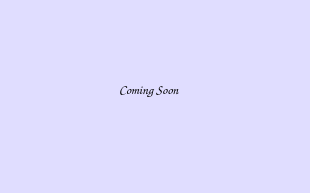
First picture: the form in forms/profile.ui, repository Cr1sspY/Dating_Agency, before the edit.
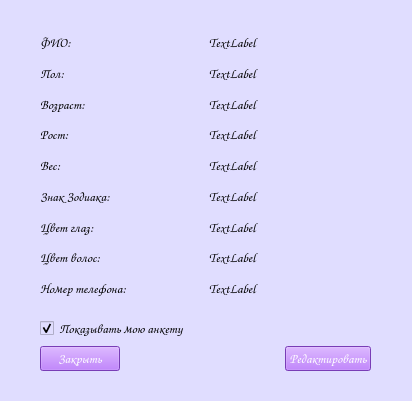
Second picture: the form after the edit.

Diff of the .ui file:
```diff
--- a/forms/profile.ui
+++ b/forms/profile.ui
@@ -6,10 +6,22 @@
    <rect>
     <x>0</x>
     <y>0</y>
-    <width>310</width>
-    <height>193</height>
+    <width>412</width>
+    <height>401</height>
    </rect>
   </property>
+  <property name="minimumSize">
+   <size>
+    <width>412</width>
+    <height>401</height>
+   </size>
+  </property>
+  <property name="maximumSize">
+   <size>
+    <width>412</width>
+    <height>401</height>
+   </size>
+  </property>
   <property name="font">
    <font>
     <family>Comic Sans MS</family>
@@ -25,25 +37,740 @@
   <widget class="QWidget" name="verticalLayoutWidget">
    <property name="geometry">
     <rect>
-     <x>70</x>
-     <y>50</y>
-     <width>160</width>
-     <height>80</height>
+     <x>20</x>
+     <y>10</y>
+     <width>371</width>
+     <height>381</height>
     </rect>
    </property>
    <layout class="QVBoxLayout" name="verticalLayout">
-    <item alignment="Qt::AlignHCenter|Qt::AlignVCenter">
-     <widget class="QLabel" name="label">
-      <property name="font">
-       <font>
-        <family>Comic Sans MS</family>
-        <pointsize>10</pointsize>
-       </font>
+    <item>
+     <spacer name="verticalSpacer_2">
+      <property name="orientation">
+       <enum>Qt::Vertical</enum>
       </property>
-      <property name="text">
-       <string>Coming Soon</string>
+      <property name="sizeType">
+       <enum>QSizePolicy::Fixed</enum>
       </property>
-     </widget>
+      <property name="sizeHint" stdset="0">
+       <size>
+        <width>20</width>
+        <height>20</height>
+       </size>
+      </property>
+     </spacer>
+    </item>
+    <item>
+     <layout class="QHBoxLayout" name="horizontalLayout">
+      <item>
+       <spacer name="horizontalSpacer_2">
+        <property name="orientation">
+         <enum>Qt::Horizontal</enum>
+        </property>
+        <property name="sizeType">
+         <enum>QSizePolicy::Fixed</enum>
+        </property>
+        <property name="sizeHint" stdset="0">
+         <size>
+          <width>20</width>
+          <height>20</height>
+         </size>
+        </property>
+       </spacer>
+      </item>
+      <item>
+       <widget class="QLabel" name="label">
+        <property name="font">
+         <font>
+          <family>Comic Sans MS</family>
+          <pointsize>10</pointsize>
+         </font>
+        </property>
+        <property name="text">
+         <string>ФИО:</string>
+        </property>
+       </widget>
+      </item>
+      <item>
+       <widget class="QLabel" name="label_name">
+        <property name="font">
+         <font>
+          <family>Comic Sans MS</family>
+          <pointsize>10</pointsize>
+         </font>
+        </property>
+        <property name="text">
+         <string>TextLabel</string>
+        </property>
+       </widget>
+      </item>
+      <item>
+       <spacer name="horizontalSpacer_20">
+        <property name="orientation">
+         <enum>Qt::Horizontal</enum>
+        </property>
+        <property name="sizeType">
+         <enum>QSizePolicy::Fixed</enum>
+        </property>
+        <property name="sizeHint" stdset="0">
+         <size>
+          <width>20</width>
+          <height>20</height>
+         </size>
+        </property>
+       </spacer>
+      </item>
+     </layout>
+    </item>
+    <item>
+     <layout class="QHBoxLayout" name="horizontalLayout_2">
+      <item>
+       <spacer name="horizontalSpacer_3">
+        <property name="orientation">
+         <enum>Qt::Horizontal</enum>
+        </property>
+        <property name="sizeType">
+         <enum>QSizePolicy::Fixed</enum>
+        </property>
+        <property name="sizeHint" stdset="0">
+         <size>
+          <width>20</width>
+          <height>20</height>
+         </size>
+        </property>
+       </spacer>
+      </item>
+      <item>
+       <widget class="QLabel" name="label_2">
+        <property name="font">
+         <font>
+          <family>Comic Sans MS</family>
+          <pointsize>10</pointsize>
+         </font>
+        </property>
+        <property name="text">
+         <string>Пол:</string>
+        </property>
+       </widget>
+      </item>
+      <item>
+       <widget class="QLabel" name="label_sex">
+        <property name="font">
+         <font>
+          <family>Comic Sans MS</family>
+          <pointsize>10</pointsize>
+         </font>
+        </property>
+        <property name="text">
+         <string>TextLabel</string>
+        </property>
+       </widget>
+      </item>
+      <item>
+       <spacer name="horizontalSpacer_21">
+        <property name="orientation">
+         <enum>Qt::Horizontal</enum>
+        </property>
+        <property name="sizeType">
+         <enum>QSizePolicy::Fixed</enum>
+        </property>
+        <property name="sizeHint" stdset="0">
+         <size>
+          <width>20</width>
+          <height>20</height>
+         </size>
+        </property>
+       </spacer>
+      </item>
+     </layout>
+    </item>
+    <item>
+     <layout class="QHBoxLayout" name="horizontalLayout_3">
+      <item>
+       <spacer name="horizontalSpacer_4">
+        <property name="orientation">
+         <enum>Qt::Horizontal</enum>
+        </property>
+        <property name="sizeType">
+         <enum>QSizePolicy::Fixed</enum>
+        </property>
+        <property name="sizeHint" stdset="0">
+         <size>
+          <width>20</width>
+          <height>20</height>
+         </size>
+        </property>
+       </spacer>
+      </item>
+      <item>
+       <widget class="QLabel" name="label_3">
+        <property name="font">
+         <font>
+          <family>Comic Sans MS</family>
+          <pointsize>10</pointsize>
+         </font>
+        </property>
+        <property name="text">
+         <string>Возраст:</string>
+        </property>
+       </widget>
+      </item>
+      <item>
+       <widget class="QLabel" name="label_age">
+        <property name="font">
+         <font>
+          <family>Comic Sans MS</family>
+          <pointsize>10</pointsize>
+         </font>
+        </property>
+        <property name="text">
+         <string>TextLabel</string>
+        </property>
+       </widget>
+      </item>
+      <item>
+       <spacer name="horizontalSpacer_19">
+        <property name="orientation">
+         <enum>Qt::Horizontal</enum>
+        </property>
+        <property name="sizeType">
+         <enum>QSizePolicy::Fixed</enum>
+        </property>
+        <property name="sizeHint" stdset="0">
+         <size>
+          <width>20</width>
+          <height>20</height>
+         </size>
+        </property>
+       </spacer>
+      </item>
+     </layout>
+    </item>
+    <item>
+     <layout class="QHBoxLayout" name="horizontalLayout_4">
+      <item>
+       <spacer name="horizontalSpacer_7">
+        <property name="orientation">
+         <enum>Qt::Horizontal</enum>
+        </property>
+        <property name="sizeType">
+         <enum>QSizePolicy::Fixed</enum>
+        </property>
+        <property name="sizeHint" stdset="0">
+         <size>
+          <width>20</width>
+          <height>20</height>
+         </size>
+        </property>
+       </spacer>
+      </item>
+      <item>
+       <widget class="QLabel" name="label_4">
+        <property name="font">
+         <font>
+          <family>Comic Sans MS</family>
+          <pointsize>10</pointsize>
+         </font>
+        </property>
+        <property name="text">
+         <string>Рост:</string>
+        </property>
+       </widget>
+      </item>
+      <item>
+       <widget class="QLabel" name="label_height">
+        <property name="font">
+         <font>
+          <family>Comic Sans MS</family>
+          <pointsize>10</pointsize>
+         </font>
+        </property>
+        <property name="text">
+         <string>TextLabel</string>
+        </property>
+       </widget>
+      </item>
+      <item>
+       <spacer name="horizontalSpacer_18">
+        <property name="orientation">
+         <enum>Qt::Horizontal</enum>
+        </property>
+        <property name="sizeType">
+         <enum>QSizePolicy::Fixed</enum>
+        </property>
+        <property name="sizeHint" stdset="0">
+         <size>
+          <width>20</width>
+          <height>20</height>
+         </size>
+        </property>
+       </spacer>
+      </item>
+     </layout>
+    </item>
+    <item>
+     <layout class="QHBoxLayout" name="horizontalLayout_5">
+      <item>
+       <spacer name="horizontalSpacer_6">
+        <property name="orientation">
+         <enum>Qt::Horizontal</enum>
+        </property>
+        <property name="sizeType">
+         <enum>QSizePolicy::Fixed</enum>
+        </property>
+        <property name="sizeHint" stdset="0">
+         <size>
+          <width>20</width>
+          <height>20</height>
+         </size>
+        </property>
+       </spacer>
+      </item>
+      <item>
+       <widget class="QLabel" name="label_5">
+        <property name="font">
+         <font>
+          <family>Comic Sans MS</family>
+          <pointsize>10</pointsize>
+         </font>
+        </property>
+        <property name="text">
+         <string>Вес:</string>
+        </property>
+       </widget>
+      </item>
+      <item>
+       <widget class="QLabel" name="label_weight">
+        <property name="font">
+         <font>
+          <family>Comic Sans MS</family>
+          <pointsize>10</pointsize>
+         </font>
+        </property>
+        <property name="text">
+         <string>TextLabel</string>
+        </property>
+       </widget>
+      </item>
+      <item>
+       <spacer name="horizontalSpacer_17">
+        <property name="orientation">
+         <enum>Qt::Horizontal</enum>
+        </property>
+        <property name="sizeType">
+         <enum>QSizePolicy::Fixed</enum>
+        </property>
+        <property name="sizeHint" stdset="0">
+         <size>
+          <width>20</width>
+          <height>20</height>
+         </size>
+        </property>
+       </spacer>
+      </item>
+     </layout>
+    </item>
+    <item>
+     <layout class="QHBoxLayout" name="horizontalLayout_6">
+      <item>
+       <spacer name="horizontalSpacer_5">
+        <property name="orientation">
+         <enum>Qt::Horizontal</enum>
+        </property>
+        <property name="sizeType">
+         <enum>QSizePolicy::Fixed</enum>
+        </property>
+        <property name="sizeHint" stdset="0">
+         <size>
+          <width>20</width>
+          <height>20</height>
+         </size>
+        </property>
+       </spacer>
+      </item>
+      <item>
+       <widget class="QLabel" name="label_6">
+        <property name="font">
+         <font>
+          <family>Comic Sans MS</family>
+          <pointsize>10</pointsize>
+         </font>
+        </property>
+        <property name="text">
+         <string>Знак Зодиака:</string>
+        </property>
+       </widget>
+      </item>
+      <item>
+       <widget class="QLabel" name="label_zodiac">
+        <property name="font">
+         <font>
+          <family>Comic Sans MS</family>
+          <pointsize>10</pointsize>
+         </font>
+        </property>
+        <property name="text">
+         <string>TextLabel</string>
+        </property>
+       </widget>
+      </item>
+      <item>
+       <spacer name="horizontalSpacer_16">
+        <property name="orientation">
+         <enum>Qt::Horizontal</enum>
+        </property>
+        <property name="sizeType">
+         <enum>QSizePolicy::Fixed</enum>
+        </property>
+        <property name="sizeHint" stdset="0">
+         <size>
+          <width>20</width>
+          <height>20</height>
+         </size>
+        </property>
+       </spacer>
+      </item>
+     </layout>
+    </item>
+    <item>
+     <layout class="QHBoxLayout" name="horizontalLayout_7">
+      <item>
+       <spacer name="horizontalSpacer_9">
+        <property name="orientation">
+         <enum>Qt::Horizontal</enum>
+        </property>
+        <property name="sizeType">
+         <enum>QSizePolicy::Fixed</enum>
+        </property>
+        <property name="sizeHint" stdset="0">
+         <size>
+          <width>20</width>
+          <height>18</height>
+         </size>
+        </property>
+       </spacer>
+      </item>
+      <item>
+       <widget class="QLabel" name="label_7">
+        <property name="font">
+         <font>
+          <family>Comic Sans MS</family>
+          <pointsize>10</pointsize>
+         </font>
+        </property>
+        <property name="text">
+         <string>Цвет глаз:</string>
+        </property>
+       </widget>
+      </item>
+      <item>
+       <widget class="QLabel" name="label_eyes">
+        <property name="font">
+         <font>
+          <family>Comic Sans MS</family>
+          <pointsize>10</pointsize>
+         </font>
+        </property>
+        <property name="text">
+         <string>TextLabel</string>
+        </property>
+       </widget>
+      </item>
+      <item>
+       <spacer name="horizontalSpacer_15">
+        <property name="orientation">
+         <enum>Qt::Horizontal</enum>
+        </property>
+        <property name="sizeType">
+         <enum>QSizePolicy::Fixed</enum>
+        </property>
+        <property name="sizeHint" stdset="0">
+         <size>
+          <width>20</width>
+          <height>20</height>
+         </size>
+        </property>
+       </spacer>
+      </item>
+     </layout>
+    </item>
+    <item>
+     <layout class="QHBoxLayout" name="horizontalLayout_8">
+      <item>
+       <spacer name="horizontalSpacer_8">
+        <property name="orientation">
+         <enum>Qt::Horizontal</enum>
+        </property>
+        <property name="sizeType">
+         <enum>QSizePolicy::Fixed</enum>
+        </property>
+        <property name="sizeHint" stdset="0">
+         <size>
+          <width>20</width>
+          <height>20</height>
+         </size>
+        </property>
+       </spacer>
+      </item>
+      <item>
+       <widget class="QLabel" name="label_8">
+        <property name="font">
+         <font>
+          <family>Comic Sans MS</family>
+          <pointsize>10</pointsize>
+         </font>
+        </property>
+        <property name="text">
+         <string>Цвет волос:</string>
+        </property>
+       </widget>
+      </item>
+      <item>
+       <widget class="QLabel" name="label_hair">
+        <property name="font">
+         <font>
+          <family>Comic Sans MS</family>
+          <pointsize>10</pointsize>
+         </font>
+        </property>
+        <property name="text">
+         <string>TextLabel</string>
+        </property>
+       </widget>
+      </item>
+      <item>
+       <spacer name="horizontalSpacer_14">
+        <property name="orientation">
+         <enum>Qt::Horizontal</enum>
+        </property>
+        <property name="sizeType">
+         <enum>QSizePolicy::Fixed</enum>
+        </property>
+        <property name="sizeHint" stdset="0">
+         <size>
+          <width>20</width>
+          <height>20</height>
+         </size>
+        </property>
+       </spacer>
+      </item>
+     </layout>
+    </item>
+    <item>
+     <layout class="QHBoxLayout" name="horizontalLayout_9">
+      <item>
+       <spacer name="horizontalSpacer_10">
+        <property name="orientation">
+         <enum>Qt::Horizontal</enum>
+        </property>
+        <property name="sizeType">
+         <enum>QSizePolicy::Fixed</enum>
+        </property>
+        <property name="sizeHint" stdset="0">
+         <size>
+          <width>20</width>
+          <height>20</height>
+         </size>
+        </property>
+       </spacer>
+      </item>
+      <item>
+       <widget class="QLabel" name="label_9">
+        <property name="font">
+         <font>
+          <family>Comic Sans MS</family>
+          <pointsize>10</pointsize>
+         </font>
+        </property>
+        <property name="text">
+         <string>Номер телефона:</string>
+        </property>
+       </widget>
+      </item>
+      <item>
+       <widget class="QLabel" name="label_phone">
+        <property name="font">
+         <font>
+          <family>Comic Sans MS</family>
+          <pointsize>10</pointsize>
+         </font>
+        </property>
+        <property name="text">
+         <string>TextLabel</string>
+        </property>
+       </widget>
+      </item>
+      <item>
+       <spacer name="horizontalSpacer_13">
+        <property name="orientation">
+         <enum>Qt::Horizontal</enum>
+        </property>
+        <property name="sizeType">
+         <enum>QSizePolicy::Fixed</enum>
+        </property>
+        <property name="sizeHint" stdset="0">
+         <size>
+          <width>20</width>
+          <height>20</height>
+         </size>
+        </property>
+       </spacer>
+      </item>
+     </layout>
+    </item>
+    <item>
+     <spacer name="verticalSpacer">
+      <property name="orientation">
+       <enum>Qt::Vertical</enum>
+      </property>
+      <property name="sizeType">
+       <enum>QSizePolicy::Fixed</enum>
+      </property>
+      <property name="sizeHint" stdset="0">
+       <size>
+        <width>20</width>
+        <height>10</height>
+       </size>
+      </property>
+     </spacer>
+    </item>
+    <item>
+     <layout class="QHBoxLayout" name="horizontalLayout_10">
+      <item>
+       <spacer name="horizontalSpacer_11">
+        <property name="orientation">
+         <enum>Qt::Horizontal</enum>
+        </property>
+        <property name="sizeType">
+         <enum>QSizePolicy::Fixed</enum>
+        </property>
+        <property name="sizeHint" stdset="0">
+         <size>
+          <width>20</width>
+          <height>20</height>
+         </size>
+        </property>
+       </spacer>
+      </item>
+      <item>
+       <widget class="QCheckBox" name="checkBox">
+        <property name="font">
+         <font>
+          <family>Comic Sans MS</family>
+          <pointsize>10</pointsize>
+         </font>
+        </property>
+        <property name="text">
+         <string>Показывать мою анкету</string>
+        </property>
+        <property name="checked">
+         <bool>true</bool>
+        </property>
+        <property name="tristate">
+         <bool>false</bool>
+        </property>
+       </widget>
+      </item>
+     </layout>
+    </item>
+    <item>
+     <layout class="QHBoxLayout" name="horizontalLayout_11">
+      <item>
+       <spacer name="horizontalSpacer_22">
+        <property name="orientation">
+         <enum>Qt::Horizontal</enum>
+        </property>
+        <property name="sizeType">
+         <enum>QSizePolicy::Fixed</enum>
+        </property>
+        <property name="sizeHint" stdset="0">
+         <size>
+          <width>20</width>
+          <height>20</height>
+         </size>
+        </property>
+       </spacer>
+      </item>
+      <item>
+       <widget class="QPushButton" name="btn_exit">
+        <property name="font">
+         <font>
+          <family>Comic Sans MS</family>
+          <pointsize>10</pointsize>
+         </font>
+        </property>
+        <property name="styleSheet">
+         <string notr="true">background-color: rgb(170, 85, 255);
+color: rgb(255, 255, 255);</string>
+        </property>
+        <property name="text">
+         <string>Закрыть</string>
+        </property>
+       </widget>
+      </item>
+      <item>
+       <spacer name="horizontalSpacer">
+        <property name="orientation">
+         <enum>Qt::Horizontal</enum>
+        </property>
+        <property name="sizeHint" stdset="0">
+         <size>
+          <width>40</width>
+          <height>20</height>
+         </size>
+        </property>
+       </spacer>
+      </item>
+      <item>
+       <widget class="QPushButton" name="btn_edit">
+        <property name="font">
+         <font>
+          <family>Comic Sans MS</family>
+          <pointsize>10</pointsize>
+         </font>
+        </property>
+        <property name="styleSheet">
+         <string notr="true">background-color: rgb(170, 85, 255);
+color: rgb(255, 255, 255);</string>
+        </property>
+        <property name="text">
+         <string>Редактировать</string>
+        </property>
+       </widget>
+      </item>
+      <item>
+       <spacer name="horizontalSpacer_12">
+        <property name="orientation">
+         <enum>Qt::Horizontal</enum>
+        </property>
+        <property name="sizeType">
+         <enum>QSizePolicy::Fixed</enum>
+        </property>
+        <property name="sizeHint" stdset="0">
+         <size>
+          <width>20</width>
+          <height>20</height>
+         </size>
+        </property>
+       </spacer>
+      </item>
+     </layout>
+    </item>
+    <item>
+     <spacer name="verticalSpacer_3">
+      <property name="orientation">
+       <enum>Qt::Vertical</enum>
+      </property>
+      <property name="sizeType">
+       <enum>QSizePolicy::Fixed</enum>
+      </property>
+      <property name="sizeHint" stdset="0">
+       <size>
+        <width>20</width>
+        <height>20</height>
+       </size>
+      </property>
+     </spacer>
     </item>
    </layout>
   </widget>
```
Left out of the diff: 3 changed lines with no effect on the pictures.
